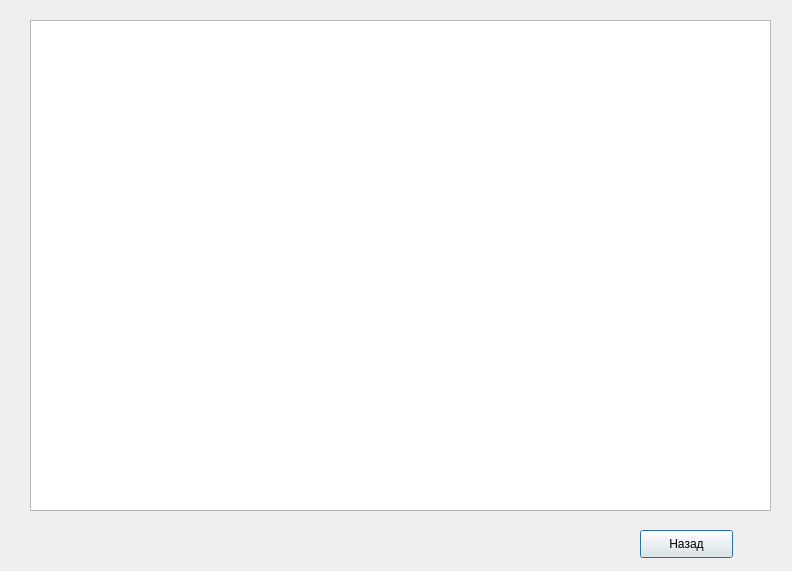
First picture: the form in course/workswindow.ui, repository TFed555/Coursework, before the edit.
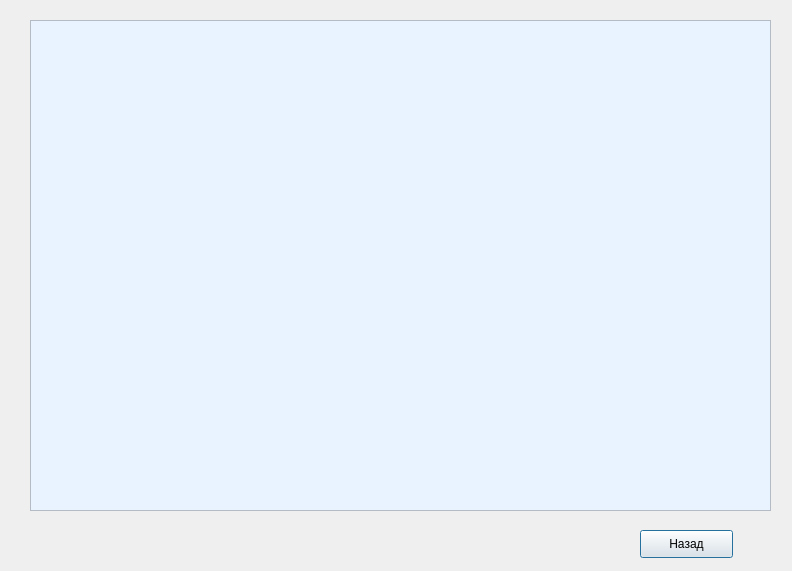
Second picture: the form after the edit.

```diff
--- a/course/workswindow.ui
+++ b/course/workswindow.ui
@@ -22,6 +22,9 @@
      <height>491</height>
     </rect>
    </property>
+   <property name="styleSheet">
+    <string notr="true">background-color: rgb(233, 243, 255);</string>
+   </property>
   </widget>
   <widget class="QPushButton" name="backButton">
    <property name="geometry">
```
